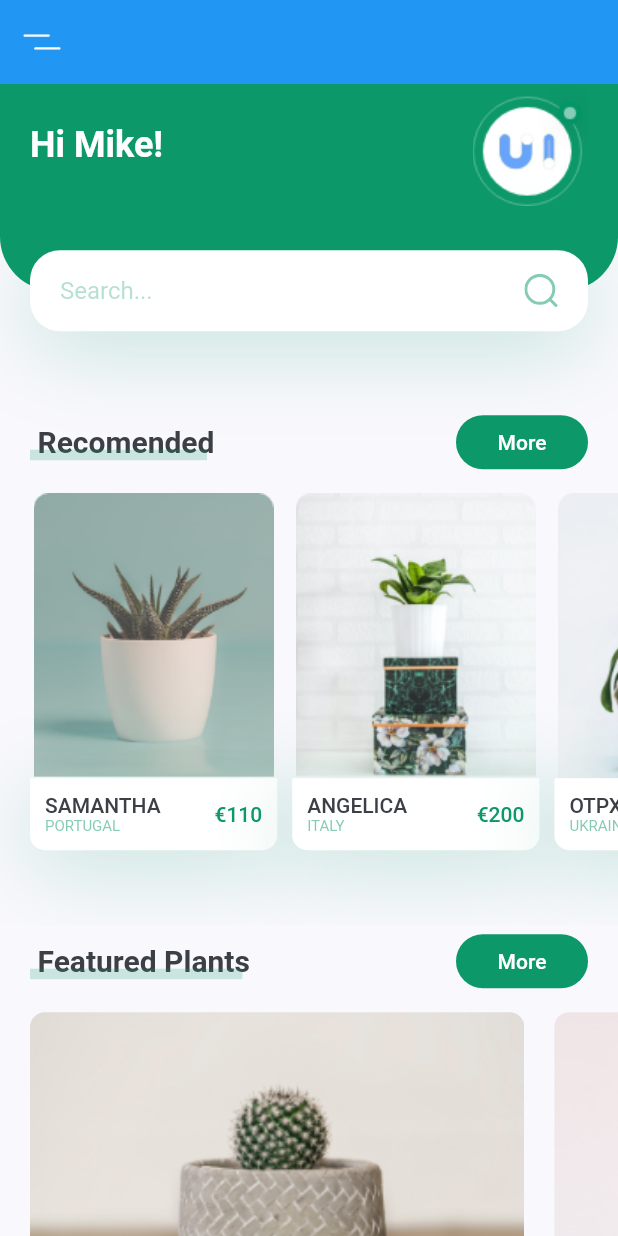
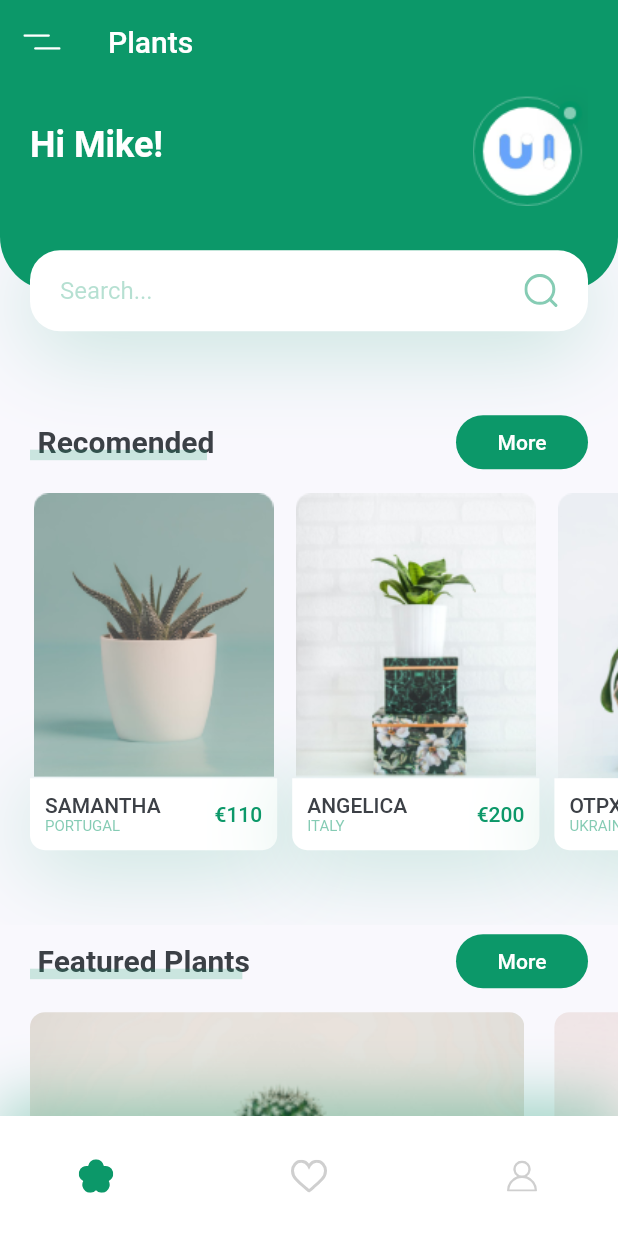
Before and after one commit to miguelnunorosa/Flutter-UI-Examples, a Flutter app: the screen it shows after launch, on a phone screen of 412 x 824 dp. Run offline on Flutter 3.47's test engine with Material 2 defaults, Android fonts, the phone set to English and light mode, and no system bars; our stand-ins replace flutter_svg.

Commit message:
Plant App: Add Button navigation bar

```diff
--- /dev/null
+++ b/plant_app/lib/components/my_button_navigation.dart
@@ -0,0 +1,48 @@
+import 'package:flutter/material.dart';
+import 'package:flutter_svg/flutter_svg.dart';
+import 'package:plant_app/settings/constants.dart';
+
+class MyButtonNavBar extends StatelessWidget {
+  const MyButtonNavBar({
+    Key? key,
+  }) : super(key: key);
+
+  @override
+  Widget build(BuildContext context) {
+    return Container(
+      padding: const EdgeInsets.only(
+        left: KDEFAULTPADDING * 2,
+        right: KDEFAULTPADDING * 2,
+        //bottom: KDEFAULTPADDING,
+      ),
+      height: 80,
+      decoration: BoxDecoration(
+        color: Colors.white,
+        boxShadow: [
+          BoxShadow(
+            offset: const Offset(0, -10),
+            blurRadius: 35,
+            color: KPRIMARYCOLOR.withOpacity(0.38),
+          ),
+        ],
+      ),
+      child: Row(
+        mainAxisAlignment: MainAxisAlignment.spaceBetween,
+        children: [
+          IconButton(
+            onPressed: (){},
+            icon: SvgPicture.asset(ICON_FLOWER),
+          ),
+          IconButton(
+            onPressed: (){},
+            icon: SvgPicture.asset(ICON_HEARTH),
+          ),
+          IconButton(
+            onPressed: (){},
+            icon: SvgPicture.asset(ICON_USER_ICON),
+          ),
+        ],
+      ),
+    );
+  }
+}
--- a/plant_app/lib/main.dart
+++ b/plant_app/lib/main.dart
@@ -1,4 +1,5 @@
 import 'package:flutter/material.dart';
+import 'package:flutter/services.dart';
 import 'settings/constants.dart';
 import 'pages/home/home_screen.dart';
 
@@ -12,9 +13,10 @@ class MyApp extends StatelessWidget {
   // This widget is the root of your application.
   @override
   Widget build(BuildContext context) {
+    SystemChrome.setEnabledSystemUIMode (SystemUiMode.manual, overlays: []);
+
     return MaterialApp(
       debugShowCheckedModeBanner: false,
-      title: 'Plant App',
       theme: ThemeData(
         primaryColor: KPRIMARYCOLOR,
         scaffoldBackgroundColor: KBACKGROUNDCOLOR,
--- a/plant_app/lib/pages/home/components/body.dart
+++ b/plant_app/lib/pages/home/components/body.dart
@@ -3,6 +3,7 @@ import 'package:plant_app/pages/home/components/featured_plants.dart';
 import 'package:plant_app/pages/home/components/header_with_searchbox.dart';
 import 'package:plant_app/pages/home/components/recomended_plants.dart';
 import 'package:plant_app/pages/home/components/title_with_more_button.dart';
+import 'package:plant_app/settings/constants.dart';
 
 
 
@@ -22,6 +23,7 @@ class Body extends StatelessWidget {
           const RecomendedPlants(),
           TitleWithMoreButton(title: "Featured Plants", press: (){}),
           const FeaturedPlants(),
+          const SizedBox(height: KDEFAULTPADDING),
         ],
       ),
     );
--- a/plant_app/lib/pages/home/components/featured_plants.dart
+++ b/plant_app/lib/pages/home/components/featured_plants.dart
@@ -12,6 +12,7 @@ class FeaturedPlants extends StatelessWidget {
   Widget build(BuildContext context) {
     return SingleChildScrollView(
       scrollDirection: Axis.horizontal,
+      padding: const EdgeInsets.only(right: KDEFAULTPADDING),
       child: Row(
         children: [
           FeaturedPlantCard(
--- a/plant_app/lib/pages/home/components/title_with_more_button.dart
+++ b/plant_app/lib/pages/home/components/title_with_more_button.dart
@@ -18,7 +18,7 @@ class TitleWithMoreButton extends StatelessWidget {
       child: Row(
         children: [
           TitleWithCustomUnderline(text: title),
-          Spacer(),
+          const Spacer(),
           FlatButton(
             shape: RoundedRectangleBorder(borderRadius: BorderRadius.circular(20)),
             color: KPRIMARYCOLOR,
--- a/plant_app/lib/pages/home/home_screen.dart
+++ b/plant_app/lib/pages/home/home_screen.dart
@@ -1,5 +1,6 @@
 import 'package:flutter/material.dart';
 import 'package:flutter_svg/flutter_svg.dart';
+import 'package:plant_app/components/my_button_navigation.dart';
 import 'package:plant_app/pages/home/components/body.dart';
 import 'package:plant_app/settings/constants.dart';
 
@@ -11,17 +12,21 @@ class HomeScreen extends StatelessWidget {
     return Scaffold(
       appBar: buildAppBar(),
       body: Body(),
+      bottomNavigationBar: MyButtonNavBar(),
     );
   }
 
 
   AppBar buildAppBar() {
+
     return AppBar(
+      backgroundColor: KPRIMARYCOLOR,
       elevation: 0,
       leading: IconButton(
         icon: SvgPicture.asset(ICON_MENU),
         onPressed: (){},
       ),
+      title: const Text("Plants"),
     );
   }
 }
```
